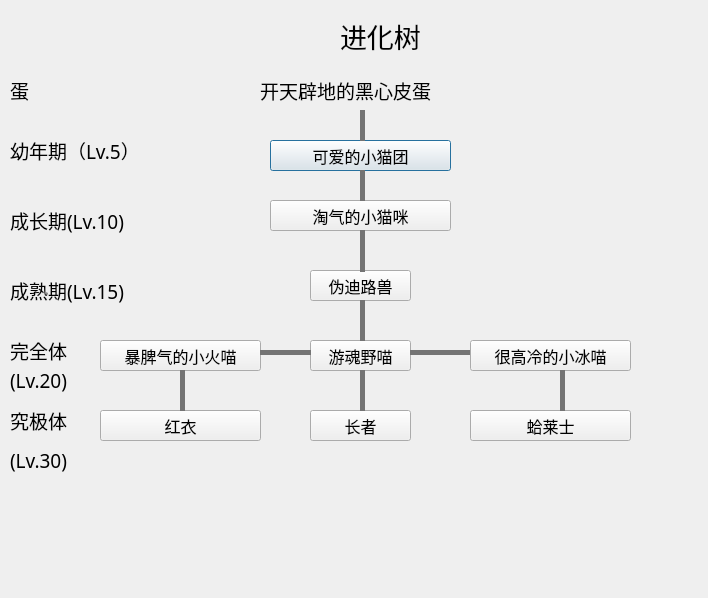
Old version of the form develop.ui in the repository SaltyLeung/SaltyPet.
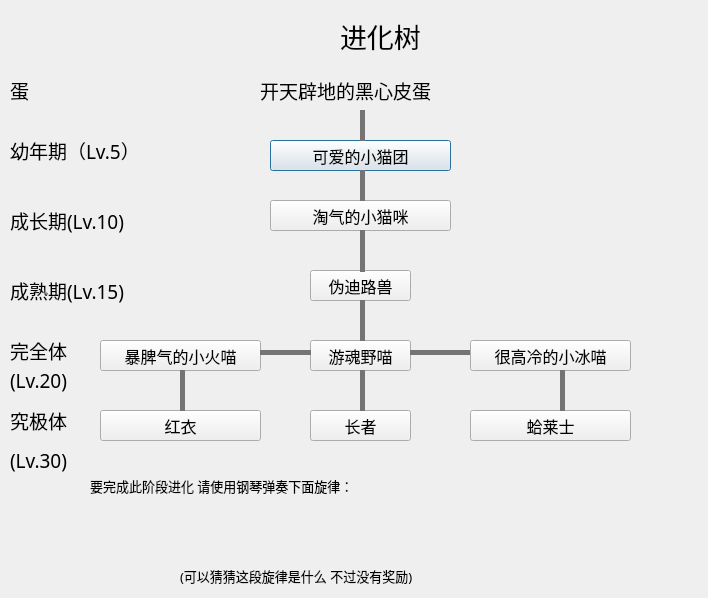
New version of the form. Icons and pictures are not drawn.

Patch:
```diff
--- a/develop.ui
+++ b/develop.ui
@@ -561,6 +561,60 @@
     <string/>
    </property>
   </widget>
+  <widget class="QLabel" name="tips">
+   <property name="geometry">
+    <rect>
+     <x>90</x>
+     <y>470</y>
+     <width>471</width>
+     <height>31</height>
+    </rect>
+   </property>
+   <property name="font">
+    <font>
+     <family>方正像素24</family>
+     <pointsize>10</pointsize>
+    </font>
+   </property>
+   <property name="text">
+    <string>要完成此阶段进化 请使用钢琴弹奏下面旋律：</string>
+   </property>
+  </widget>
+  <widget class="QLabel" name="songNote">
+   <property name="geometry">
+    <rect>
+     <x>140</x>
+     <y>510</y>
+     <width>411</width>
+     <height>50</height>
+    </rect>
+   </property>
+   <property name="styleSheet">
+    <string notr="true">border-image: url(:/piano/mission);</string>
+   </property>
+   <property name="text">
+    <string/>
+   </property>
+  </widget>
+  <widget class="QLabel" name="tips_2">
+   <property name="geometry">
+    <rect>
+     <x>180</x>
+     <y>560</y>
+     <width>331</width>
+     <height>31</height>
+    </rect>
+   </property>
+   <property name="font">
+    <font>
+     <family>方正像素24</family>
+     <pointsize>10</pointsize>
+    </font>
+   </property>
+   <property name="text">
+    <string>(可以猜猜这段旋律是什么 不过没有奖励)</string>
+   </property>
+  </widget>
  </widget>
  <resources/>
  <connections/>
```
Left out of the diff: 20 changed lines with no effect on the pictures.
